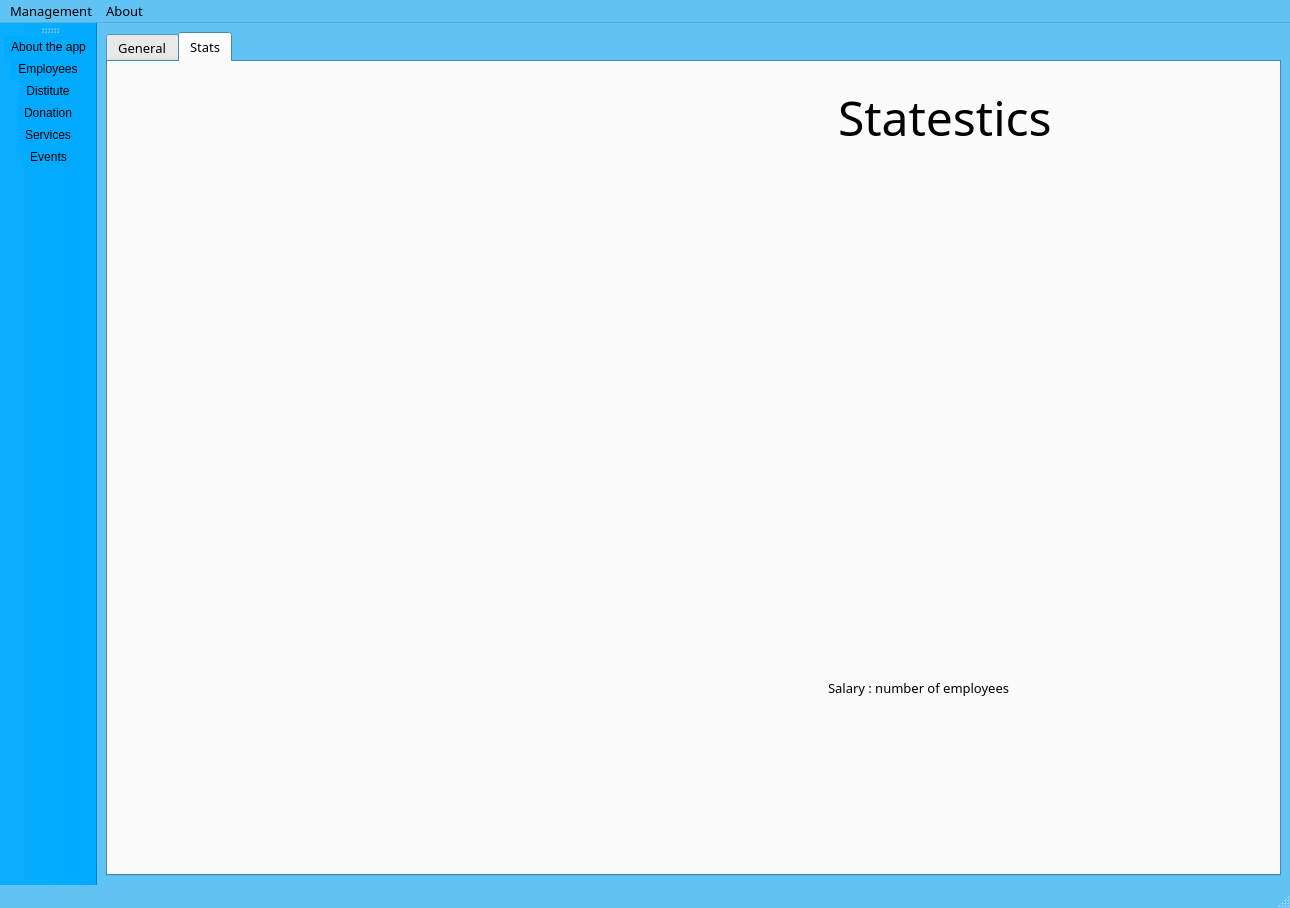
This is empwindow.ui in Ghalia9/SmartShareAncCareCenter as Qt 5 draws it before an edit. The edited form follows.
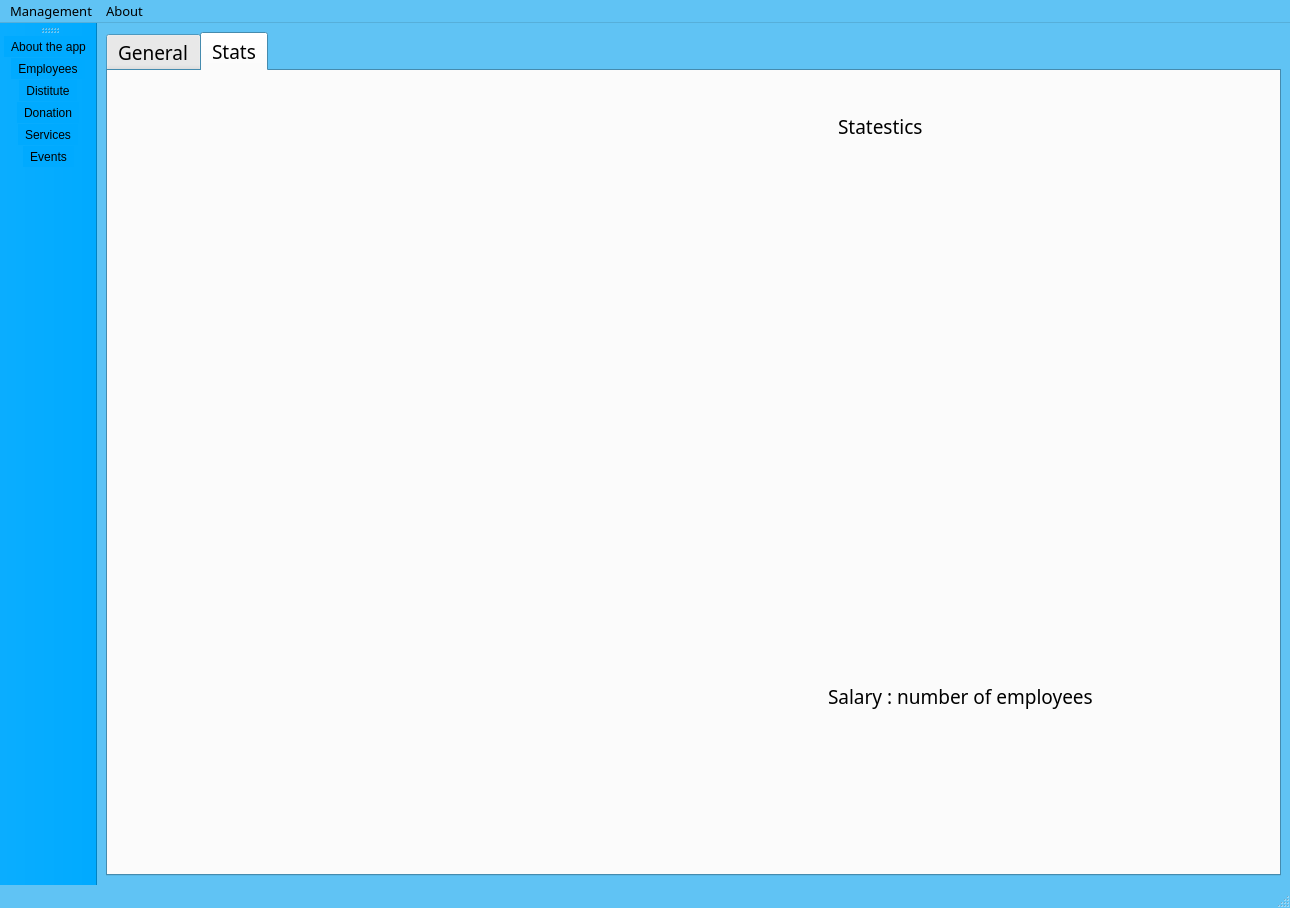
This is the edited form. The open tabs and pages were chosen to show the change. Icons and pictures are not drawn.

The edit to the form file:
```diff
--- a/empwindow.ui
+++ b/empwindow.ui
@@ -96,9 +96,15 @@
       <property name="font">
        <font>
         <family>Poppins</family>
-        <pointsize>10</pointsize>
+        <pointsize>14</pointsize>
+        <weight>50</weight>
+        <italic>false</italic>
+        <bold>false</bold>
        </font>
       </property>
+      <property name="styleSheet">
+       <string notr="true">font: 14pt &quot;Poppins&quot;;</string>
+      </property>
       <property name="currentIndex">
        <number>0</number>
       </property>
@@ -608,7 +614,10 @@
         <property name="font">
          <font>
           <family>Poppins</family>
-          <pointsize>36</pointsize>
+          <pointsize>14</pointsize>
+          <weight>50</weight>
+          <italic>false</italic>
+          <bold>false</bold>
          </font>
         </property>
         <property name="text">
```
